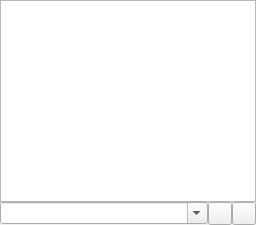
First picture: the form in libs/librepcb/libraryeditor/lib/librarylisteditorwidget.ui, repository LibrePCB/LibrePCB, before the edit.
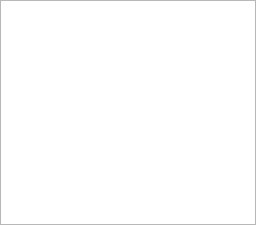
Second picture: the form after the edit. Icons and pictures are not drawn. Custom widgets are drawn as their Qt base class.

Commit message:
LibraryListEditorWidget: Use EditableTableWidget
Refactoring which reduces lines of code.

Diff of the .ui file:
```diff
--- a/libs/librepcb/libraryeditor/lib/librarylisteditorwidget.ui
+++ b/libs/librepcb/libraryeditor/lib/librarylisteditorwidget.ui
@@ -30,59 +30,33 @@
     <number>0</number>
    </property>
    <item>
-    <widget class="QListWidget" name="listWidget">
-     <property name="alternatingRowColors">
-      <bool>true</bool>
+    <widget class="librepcb::EditableTableWidget" name="tableView">
+     <property name="editTriggers">
+      <set>QAbstractItemView::AllEditTriggers</set>
      </property>
-     <property name="verticalScrollMode">
-      <enum>QAbstractItemView::ScrollPerPixel</enum>
-     </property>
-     <property name="horizontalScrollMode">
-      <enum>QAbstractItemView::ScrollPerPixel</enum>
-     </property>
-     <property name="wordWrap">
+     <property name="sortingEnabled">
       <bool>true</bool>
      </property>
+     <attribute name="horizontalHeaderVisible">
+      <bool>false</bool>
+     </attribute>
+     <attribute name="horizontalHeaderShowSortIndicator" stdset="0">
+      <bool>false</bool>
+     </attribute>
+     <attribute name="verticalHeaderVisible">
+      <bool>false</bool>
+     </attribute>
     </widget>
    </item>
-   <item>
-    <layout class="QHBoxLayout" name="horizontalLayout">
-     <property name="spacing">
-      <number>0</number>
-     </property>
-     <item>
-      <widget class="QComboBox" name="comboBox">
-       <property name="editable">
-        <bool>true</bool>
-       </property>
-      </widget>
-     </item>
-     <item>
-      <widget class="QToolButton" name="btnAdd">
-       <property name="text">
-        <string/>
-       </property>
-       <property name="icon">
-        <iconset>
-         <normaloff>:/img/actions/add.png</normaloff>:/img/actions/add.png</iconset>
-       </property>
-      </widget>
-     </item>
-     <item>
-      <widget class="QToolButton" name="btnRemove">
-       <property name="text">
-        <string/>
-       </property>
-       <property name="icon">
-        <iconset>
-         <normaloff>:/img/actions/minus.png</normaloff>:/img/actions/minus.png</iconset>
-       </property>
-      </widget>
-     </item>
-    </layout>
-   </item>
   </layout>
  </widget>
+ <customwidgets>
+  <customwidget>
+   <class>librepcb::EditableTableWidget</class>
+   <extends>QTableView</extends>
+   <header location="global">librepcb/common/widgets/editabletablewidget.h</header>
+  </customwidget>
+ </customwidgets>
  <resources/>
  <connections/>
 </ui>
```
The commit also changes 2 other files.
